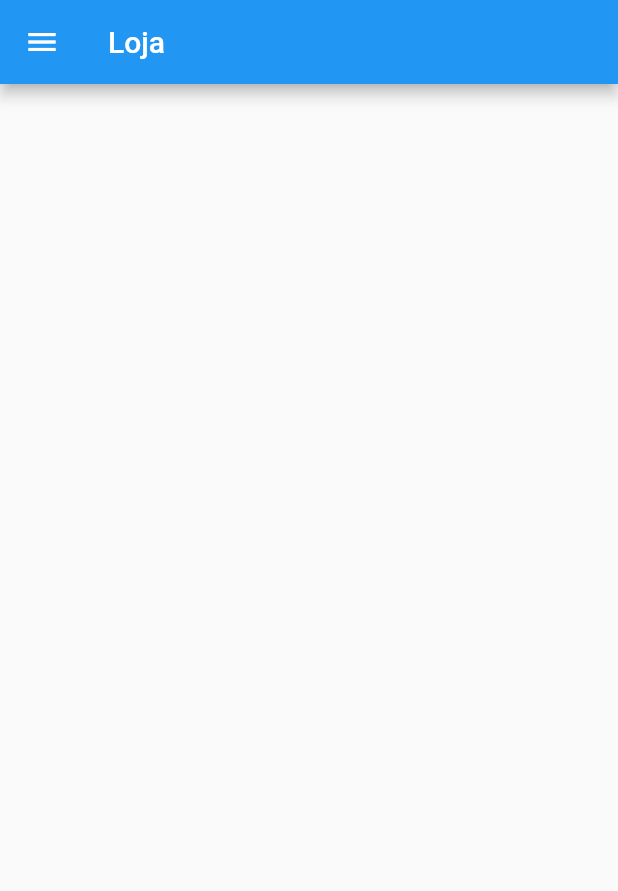
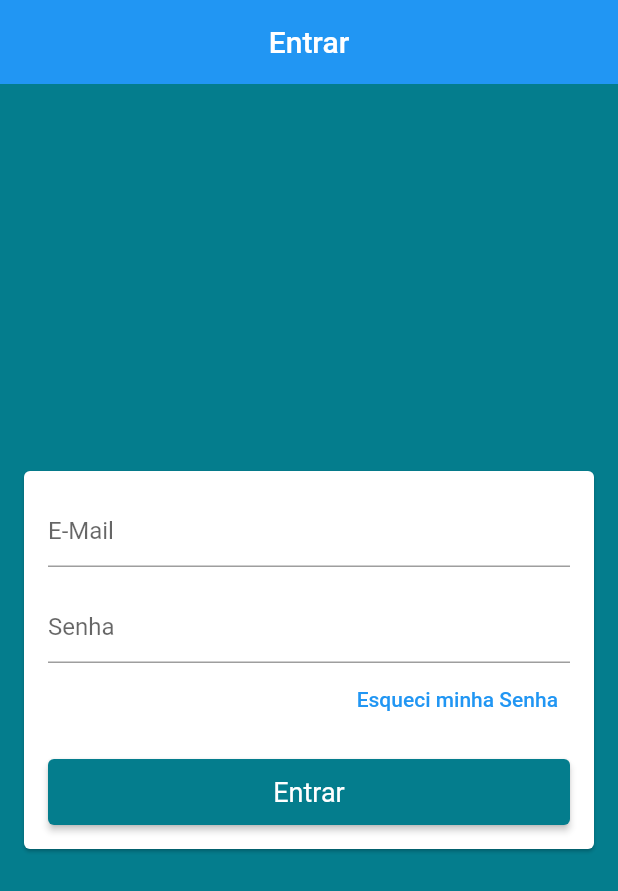
Before and after one commit to guimattos1249/loja_flutter, a Flutter app: the screen it shows after launch, on a phone screen of 412 x 824 dp. Shown: the top 891 px of the screen. Run offline on Flutter 3.47's test engine with Material 2 defaults, Android fonts, the phone set to English and light mode, and no system bars; our stand-ins replace cloud_firestore, firebase_storage; missing offline and left inert: dart:html; accounts and stored records are empty.

Commit message:
Created Login Screen

```diff
--- a/lib/common/custom_drawer/drawer_title.dart
+++ b/lib/common/custom_drawer/drawer_title.dart
@@ -17,7 +17,7 @@ class DrawerTitle extends StatelessWidget {
   @override
   Widget build(BuildContext context) {
     final int curPage = context.watch<PageManager>().page;
-
+    final Color primaryColor = Theme.of(context).primaryColor;
     return InkWell(
       onTap: () {
         context.read<PageManager>().setPage(page);
@@ -31,7 +31,7 @@ class DrawerTitle extends StatelessWidget {
               child: Icon(
                 iconData,
                 size: 32,
-                color: curPage == page ? Colors.red : Colors.grey[700],
+                color: curPage == page ? primaryColor : Colors.grey[700],
               ),
             ),
             const SizedBox(
@@ -41,7 +41,7 @@ class DrawerTitle extends StatelessWidget {
               title,
               style: TextStyle(
                 fontSize: 16,
-                color: curPage == page ? Colors.red : Colors.grey[700],
+                color: curPage == page ? primaryColor : Colors.grey[700],
               ),
             ),
           ],
--- a/lib/main.dart
+++ b/lib/main.dart
@@ -19,7 +19,11 @@
       title: 'Loja Virtual',
       debugShowCheckedModeBanner: false,
       theme: ThemeData(
-          primarySwatch: Colors.blue,
+          primaryColor: const Color.fromARGB(255, 4, 125, 141),
+          scaffoldBackgroundColor: const Color.fromARGB(255, 4, 125, 141),
+          appBarTheme: const AppBarTheme(
+            elevation: 0,
+          ),
           visualDensity: VisualDensity.adaptivePlatformDensity),
       home: BaseScreen(),
     );
--- a/lib/screens/base/base_screen.dart
+++ b/lib/screens/base/base_screen.dart
@@ -1,6 +1,7 @@
 import 'package:flutter/material.dart';
 import 'package:loja_virtual_pro/common/custom_drawer/custom_drawer.dart';
 import 'package:loja_virtual_pro/models/page_manager.dart';
+import 'package:loja_virtual_pro/screens/login/login_screen.dart';
 import 'package:provider/provider.dart';
 
 class BaseScreen extends StatelessWidget {
@@ -14,12 +15,7 @@ class BaseScreen extends StatelessWidget {
         controller: pageController,
         physics: const NeverScrollableScrollPhysics(),
         children: <Widget>[
-          Scaffold(
-            drawer: const CustomDrawer(),
-            appBar: AppBar(
-              title: const Text('Loja'),
-            ),
-          ),
+          LoginScreen(),
           Scaffold(
             drawer: const CustomDrawer(),
             appBar: AppBar(
--- /dev/null
+++ b/lib/screens/login/login_screen.dart
@@ -0,0 +1,76 @@
+import 'package:flutter/material.dart';
+
+class LoginScreen extends StatelessWidget {
+  LoginScreen({Key? key}) : super(key: key);
+
+  @override
+  Widget build(BuildContext context) {
+    return Scaffold(
+      appBar: AppBar(
+        title: const Text('Entrar'),
+        centerTitle: true,
+      ),
+      body: Center(
+        child: Card(
+          margin: const EdgeInsets.symmetric(
+            horizontal: 16,
+          ),
+          child: ListView(
+            padding: const EdgeInsets.all(16),
+            shrinkWrap: true,
+            children: <Widget>[
+              TextFormField(
+                decoration: const InputDecoration(hintText: 'E-Mail'),
+                keyboardType: TextInputType.emailAddress,
+                autocorrect: false,
+                validator: (email) {
+                  return null;
+                },
+              ),
+              const SizedBox(
+                height: 16,
+              ),
+              TextFormField(
+                decoration: const InputDecoration(hintText: 'Senha'),
+                autocorrect: false,
+                obscureText: true,
+                validator: (password) {
+                  if (password!.isEmpty || password.length < 6) {
+                    return 'Senha inválida';
+                  }
+                  return null;
+                },
+              ),
+              Align(
+                alignment: Alignment.centerRight,
+                child: TextButton(
+                  onPressed: () {},
+                  child: const Text(
+                    'Esqueci minha Senha',
+                  ),
+                ),
+              ),
+              const SizedBox(
+                height: 16,
+              ),
+              SizedBox(
+                height: 44,
+                child: ElevatedButton(
+                  style: TextButton.styleFrom(
+                    textStyle: const TextStyle(
+                      color: Colors.white,
+                      fontSize: 18,
+                    ),
+                    backgroundColor: const Color.fromARGB(255, 4, 125, 141),
+                  ),
+                  onPressed: () {},
+                  child: const Text('Entrar'),
+                ),
+              ),
+            ],
+          ),
+        ),
+      ),
+    );
+  }
+}
```
